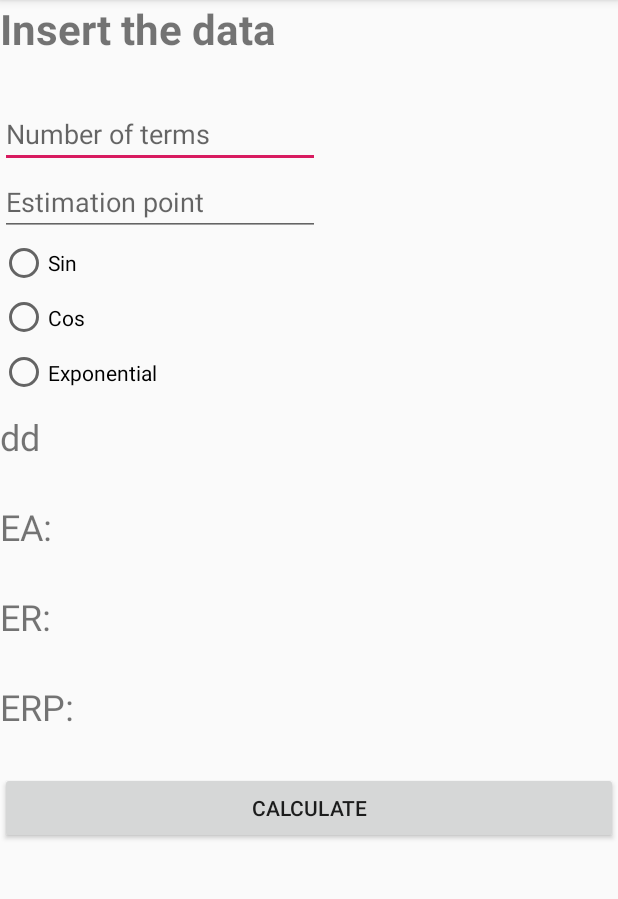
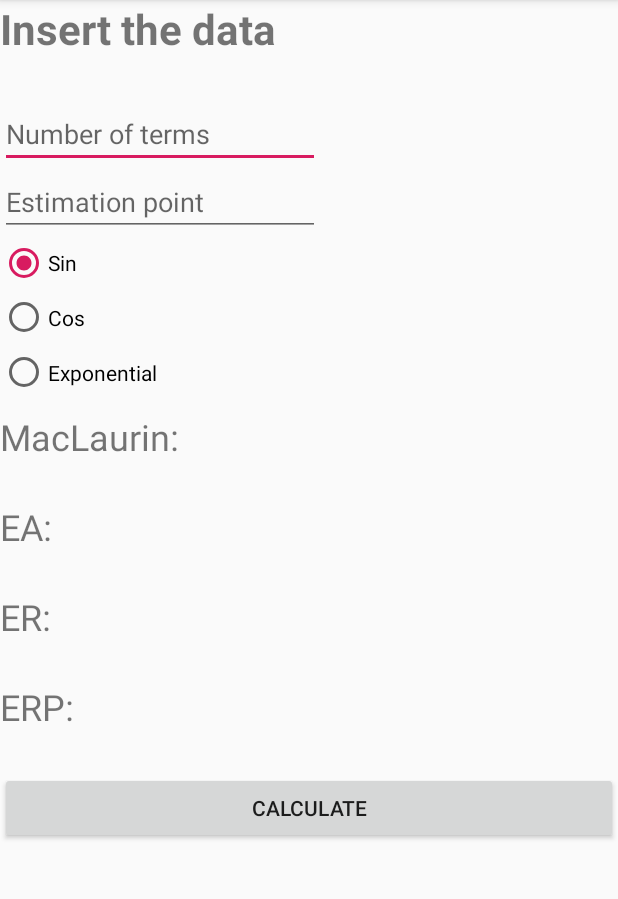
Before and after one commit to MiguelLPmez/PolinomioTaylorMaclaurin, an Android app: the screen it shows after launch (MainActivity), after a tap on "CALCULATE", on a phone screen of 412 x 824 dp, the part 84-983 px from its top. Run offline under Robolectric (Android 15) with nearby library versions, the phone set to English and light mode, and no system bars; 2 statements that could not run were skipped.

Commit message:
interfaz y accion de boton

```diff
--- a/app/src/main/java/com/example/miguel/polinomiotaylormaclaurin/MainActivity.java
+++ b/app/src/main/java/com/example/miguel/polinomiotaylormaclaurin/MainActivity.java
@@ -3,21 +3,42 @@ package com.example.miguel.polinomiotaylormaclaurin;
 import android.support.v7.app.AppCompatActivity;
 import android.os.Bundle;
 import android.view.View;
+import android.widget.Button;
+import android.widget.EditText;
+import android.widget.RadioButton;
+import android.widget.RadioGroup;
 import android.widget.TextView;
 
 public class MainActivity extends AppCompatActivity {
     TextView aprox, ea, er, ep;
+    Button btnCalculate;
+    RadioGroup rGroup;
+    RadioButton rSin, rCos, rExponential;
+    Polinomio p;
+    EditText terms, point;
 
     @Override
     protected void onCreate(Bundle savedInstanceState) {
         super.onCreate(savedInstanceState);
         setContentView(R.layout.activity_main);
 
-        aprox = (TextView) findViewById(R.id.aprox);
-        ea = (TextView) findViewById(R.id.ea);
-        er = (TextView) findViewById(R.id.er);
-        ep = (TextView) findViewById(R.id.ep);
+        terms = findViewById(R.id.terms);
+        point = findViewById(R.id.point);
+
+        rSin = findViewById(R.id.rSin);
+        rCos = findViewById(R.id.rCos);
+        rExponential = findViewById(R.id.rExponential);
+
+        aprox = findViewById(R.id.aprox);
+        ea = findViewById(R.id.ea);
+        er = findViewById(R.id.er);
+        ep = findViewById(R.id.ep);
+
         labelSettings();
+
+        btnCalculate = findViewById(R.id.btnCalculate);
+
+        rGroup = (RadioGroup) findViewById(R.id.rGroup);
     }
 
     public void labelSettings(){
@@ -27,7 +48,27 @@ public class MainActivity extends AppCompatActivity {
         ep.setText("ERP:");
     }
 
+    private Polinomio.Funcion getFunction(){
+        if (rGroup.getCheckedRadioButtonId() == rSin.getId())
+            return Polinomio.Funcion.SENO;
+
+        if (rGroup.getCheckedRadioButtonId() == rCos.getId())
+            return Polinomio.Funcion.COSENO;
+
+        if (rGroup.getCheckedRadioButtonId() == rExponential.getId())
+            return Polinomio.Funcion.EULER;
+
+        return null;
+    }
+
     public void calculos(View v){
-        aprox.setText("dd");
+        int x = Integer.parseInt(String.valueOf(point.getText()));
+        int n = Integer.parseInt(String.valueOf(terms.getText()));
+
+        //System.out.println(p.polinomios(getFunction(), x, n));
+        //aprox.setText("MacLaurin:" + p.polinomios(getFunction(), x, n));
+        //aprox.setText(":"+x);
+
+        System.out.println("test"+ x + n);
     }
 }
--- a/app/src/main/java/com/example/miguel/polinomiotaylormaclaurin/Polinomio.java
+++ b/app/src/main/java/com/example/miguel/polinomiotaylormaclaurin/Polinomio.java
@@ -12,7 +12,7 @@ public class Polinomio {
         EULER
     }
 
-    private double polinomios(Funcion funcion, int x, int n){
+    public double polinomios(Funcion funcion, int x, int n){
         resultado = 0;
         for(int i = 0; i < n; i++){
             resultado += derivada(funcion, i) * Math.pow(x, i) / factorial(i);
--- a/app/src/main/res/layout/activity_main.xml
+++ b/app/src/main/res/layout/activity_main.xml
@@ -51,6 +51,7 @@
             android:layout_width="match_parent"
             android:layout_height="109dp"
             android:layout_marginBottom="8dp"
+            android:checkedButton="@+id/rSin"
             app:layout_constraintBottom_toTopOf="@+id/terms"
             app:layout_constraintTop_toTopOf="parent"
             tools:layout_editor_absoluteX="16dp">
```
